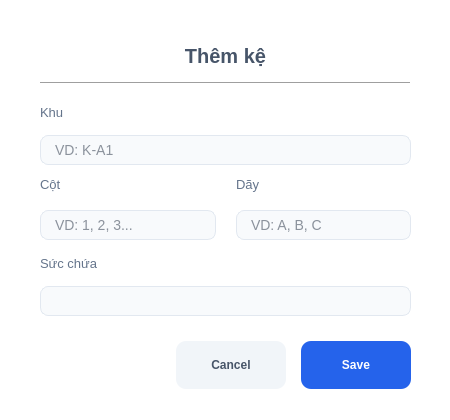
Old version of the form src/ui/generated/them_ke.ui in the repository Des1r3d/KiThuatLapTrinhNhom3.
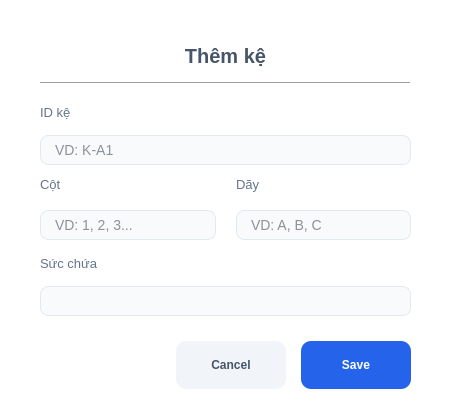
New version of the form.

Commit message: Chỉnh dialog 1

```diff
--- a/src/ui/generated/them_ke.ui
+++ b/src/ui/generated/them_ke.ui
@@ -75,7 +75,7 @@
     <enum>Qt::Horizontal</enum>
    </property>
   </widget>
-  <widget class="QWidget" name="">
+  <widget class="QWidget" name="layoutWidget">
    <property name="geometry">
     <rect>
      <x>40</x>
@@ -135,7 +135,7 @@
     </item>
    </layout>
   </widget>
-  <widget class="QWidget" name="">
+  <widget class="QWidget" name="layoutWidget">
    <property name="geometry">
     <rect>
      <x>40</x>
@@ -150,7 +150,7 @@
       <item>
        <widget class="QLabel" name="lbl_id">
         <property name="text">
-         <string>Khu</string>
+         <string>ID kệ</string>
         </property>
        </widget>
       </item>
```
The commit also changes 7 other files.
